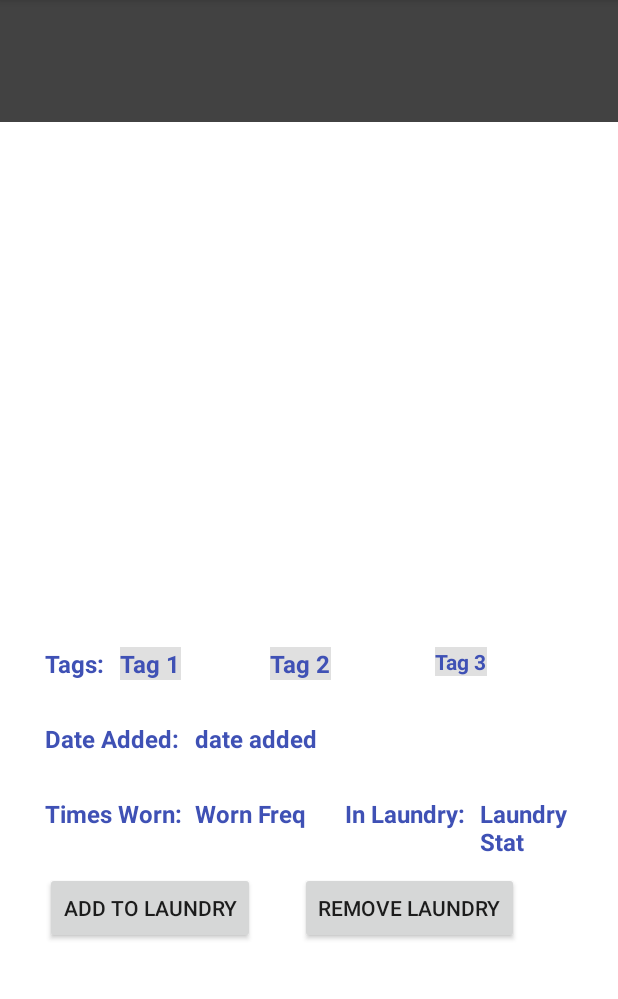
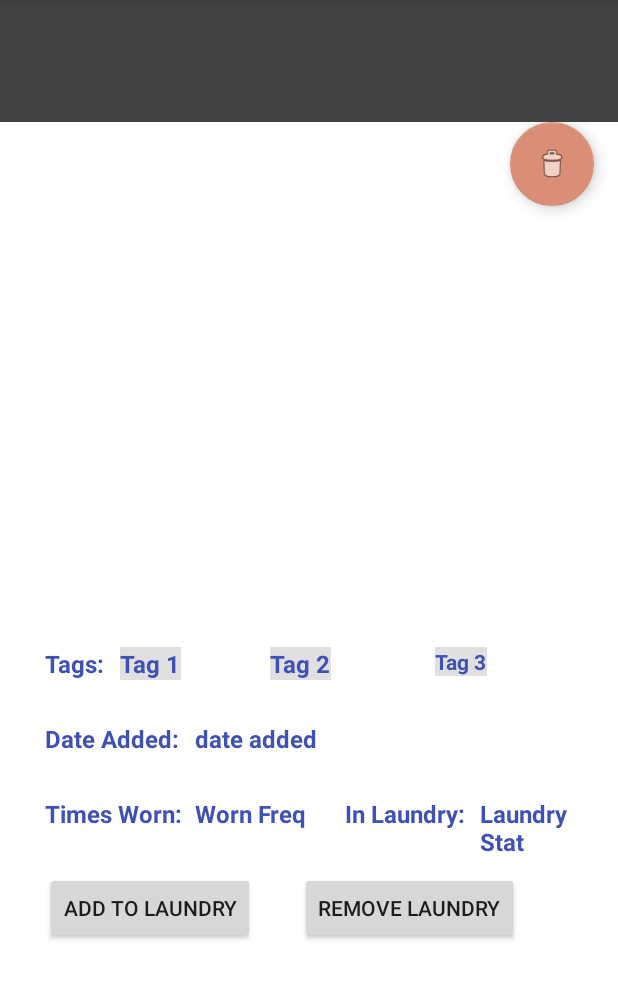
Before and after one commit to allison85829/miniClo, an Android app: the ItemDetail screen opened directly, with no data from a screen before it, on a phone screen of 412 x 824 dp, the part 84-1083 px from its top. Run offline under Robolectric (Android 15) with nearby library versions, the phone set to English and light mode, and no system bars; our stand-ins replace Firebase (no records; nobody signed in at launch, a user with empty details on screens opened directly); pictures from the network do not load.

Commit message:
Added popup window for delete confirmation

```diff
--- a/app/build.gradle
+++ b/app/build.gradle
@@ -92,7 +92,10 @@ android {
         implementation 'jp.co.cyberagent.android.gpuimage:gpuimage-library:1.4.1'
 
         // pop-up window
-        implementation 'com.android.support:cardview-v7:28.0.0'
+        implementation "androidx.cardview:cardview:1.0.0"
+        implementation 'com.android.support:cardview-v7:+'
+        implementation 'com.android.support:appcompat-v7:+'
+        implementation 'com.android.support:recyclerview-v7:+'
         // Picasso photo library
         implementation 'com.squareup.picasso:picasso:2.71828'
     }
--- a/app/src/main/java/com/example/miniclo/BottomNavFragmentLaundry.kt
+++ b/app/src/main/java/com/example/miniclo/BottomNavFragmentLaundry.kt
@@ -16,7 +16,7 @@ import androidx.recyclerview.widget.GridLayoutManager
 import androidx.recyclerview.widget.LinearLayoutManager
 import androidx.recyclerview.widget.RecyclerView
 import com.bumptech.glide.Glide
-import com.example.miniclo.model.ItemTest
+
 import com.google.firebase.database.*
 import com.google.firebase.database.ktx.database
 import com.google.firebase.database.ktx.getValue
--- a/app/src/main/java/com/example/miniclo/PopUpClass.java
+++ b/app/src/main/java/com/example/miniclo/PopUpClass.java
@@ -9,8 +9,10 @@ import android.widget.LinearLayout;
 import android.widget.PopupWindow;
 import android.widget.TextView;
 import android.widget.Toast;
+import androidx.cardview.widget.CardView;
 
 public class PopUpClass {
+
     //PopupWindow display method
 
     public void showPopupWindow(final View view) {
@@ -35,7 +37,7 @@ public class PopUpClass {
         //Initialize the elements of our window, install the handler
 
         TextView test2 = popupView.findViewById(R.id.titleText);
-        test2.setText("Text title");
+        test2.setText("Title");
 
         Button buttonEdit = popupView.findViewById(R.id.messageButton);
         buttonEdit.setOnClickListener(new View.OnClickListener() {
@@ -51,6 +53,7 @@ public class PopUpClass {
 
 
         //Handler for clicking on the inactive zone of the window
+
         popupView.setOnTouchListener(new View.OnTouchListener() {
             @Override
             public boolean onTouch(View v, MotionEvent event) {
--- a/app/src/main/res/layout/activity_item_detail.xml
+++ b/app/src/main/res/layout/activity_item_detail.xml
@@ -181,5 +181,14 @@
             android:layout_marginRight="30dp"
             android:text="Remove Laundry" />
 
+        <com.google.android.material.floatingactionbutton.FloatingActionButton
+            android:id="@+id/del_btn"
+            android:layout_width="wrap_content"
+            android:layout_height="wrap_content"
+            android:clickable="true"
+            android:layout_marginLeft="340dp"
+            app:backgroundTint="#DA8E76"
+            app:srcCompat="@android:drawable/ic_menu_delete" />
+
     </androidx.cardview.widget.CardView>
 </androidx.constraintlayout.widget.ConstraintLayout>
```
Also changed, not shown: app/src/main/java/com/example/miniclo/BottomNavFragmentCloset.kt (+11 -4 lines), app/src/main/java/com/example/miniclo/ItemDetail.java (+22 -16 lines), app/src/main/res/layout/popup_window.xml (+5 -7 lines).
